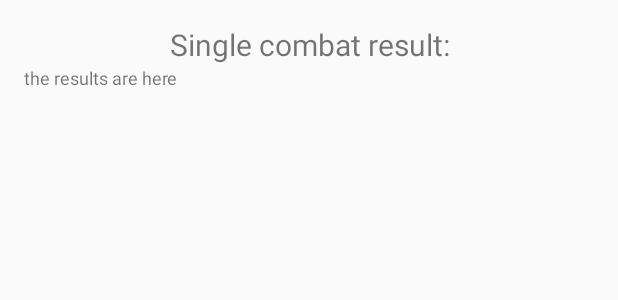
After one commit to VeronikaPilatova/T9ACombatCrunch, an Android app: the layout activity_debug.xml on its own in the app's theme, with its tools: preview values and no code run, on a phone screen of 412 x 824 dp. The commit adds this screen. Shown: the top 300 px of the screen. Run offline under Robolectric (Android 15) with nearby library versions, the phone set to English and light mode, and no system bars.

Commit message:
Added a debug activity to write up a single combat progresss

```diff
--- a/app/src/main/AndroidManifest.xml
+++ b/app/src/main/AndroidManifest.xml
@@ -17,7 +17,8 @@
             </intent-filter>
         </activity>
         <activity android:name=".Activity.ConfirmationActivity" />
-        <activity android:name=".Activity.ResultActivity"></activity>
+        <activity android:name=".Activity.ResultActivity" />
+        <activity android:name=".Activity.DebugActivity"></activity>
     </application>
 
 </manifest>
--- a/app/src/main/java/com/the_ninth_age/t9acombatcrunch/Service/SimulatorService.java
+++ b/app/src/main/java/com/the_ninth_age/t9acombatcrunch/Service/SimulatorService.java
@@ -45,7 +45,6 @@ public class SimulatorService {
             outcomeMap.put(CombatOutcome.MUTUAL_DESTRUCTION, Integer.valueOf(0));
             outcomeList.add(outcomeMap);
         }
-
         //run simulations and log results
         for (int j = 0; j < SIMULATIONS; j++) {
             Outcome result = combat.fullCombat(roundsRequested);
@@ -55,6 +54,11 @@ public class SimulatorService {
             outcomeMap.put(combatOutcome, outcomeMap.get(combatOutcome).intValue() + 1);
         }
         return outcomeList;
+    }
+
+    public Outcome runDebugCombat() {
+        Combat combat = new Combat(unit1, unit2);
+        return combat.fullCombat(roundsRequested);
     }
 
     public Unit saveUnit(int number, String armybookEntryName, int modelCount, int rowModels, int champion, int musician, int standard, int generalLeadership, int bsb, int charge, int standAndShoot, String ccWeapon, String shootingWeapon, int lostHp) {
--- /dev/null
+++ b/app/src/main/res/layout/activity_debug.xml
@@ -0,0 +1,32 @@
+<?xml version="1.0" encoding="utf-8"?>
+<ScrollView xmlns:android="http://schemas.android.com/apk/res/android"
+    xmlns:tools="http://schemas.android.com/tools"
+    android:layout_width="match_parent"
+    android:layout_height="match_parent"
+    tools:context="com.the_ninth_age.t9acombatcrunch.Activity.DebugActivity">
+
+    <LinearLayout
+        android:layout_width="match_parent"
+        android:layout_height="wrap_content"
+        android:clickable="true"
+        android:focusable="true"
+        android:focusableInTouchMode="true"
+        android:orientation="vertical"
+        android:padding="16dp">
+
+        <TextView
+            android:layout_width="match_parent"
+            android:layout_height="wrap_content"
+            android:textAlignment="center"
+            android:textSize="20sp"
+            android:text="Single combat result:" />
+
+        <TextView
+            android:id="@+id/text_debug"
+            android:layout_width="match_parent"
+            android:layout_height="wrap_content"
+            android:textSize="12sp"
+            android:text="the results are here" />
+
+    </LinearLayout>
+</ScrollView>
```
Also changed, not shown: app/src/main/java/com/the_ninth_age/t9acombatcrunch/Activity/ConfirmationActivity.java (+18 -0 lines), app/src/main/java/com/the_ninth_age/t9acombatcrunch/Activity/DebugActivity.java (added, +42 -0 lines), app/src/main/java/com/the_ninth_age/t9acombatcrunch/Service/Combat.java (+38 -40 lines), app/src/main/java/com/the_ninth_age/t9acombatcrunch/Service/Result/Outcome.java (+13 -1 lines), app/src/main/res/layout/activity_confirmation.xml (+31 -18 lines).
